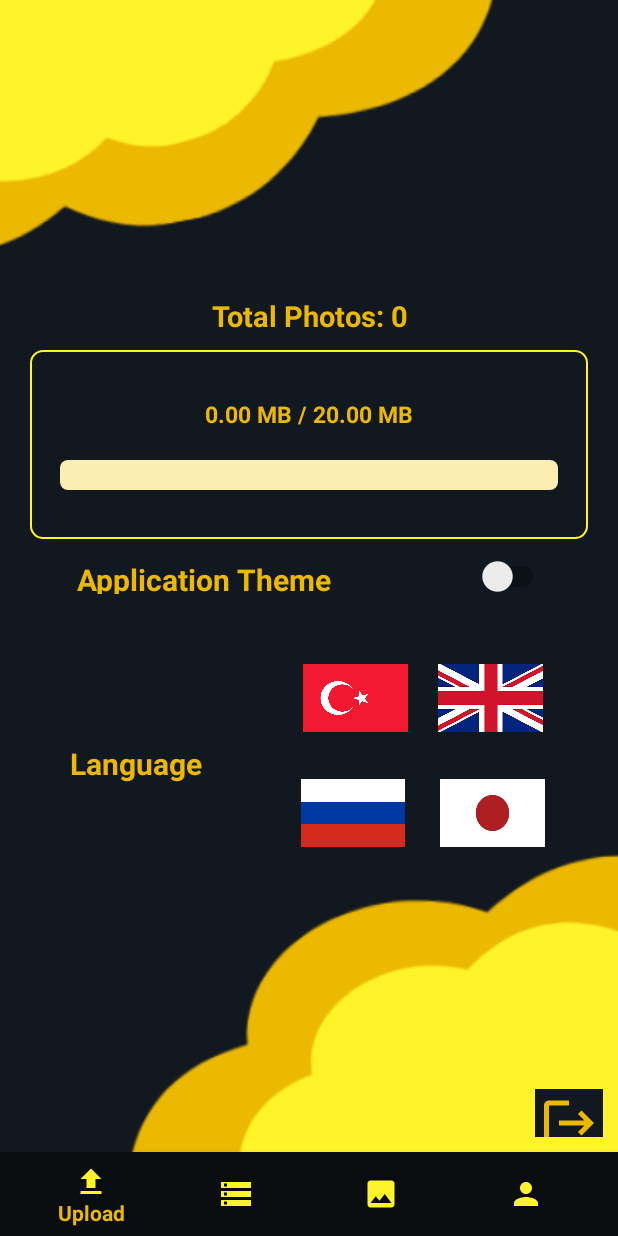
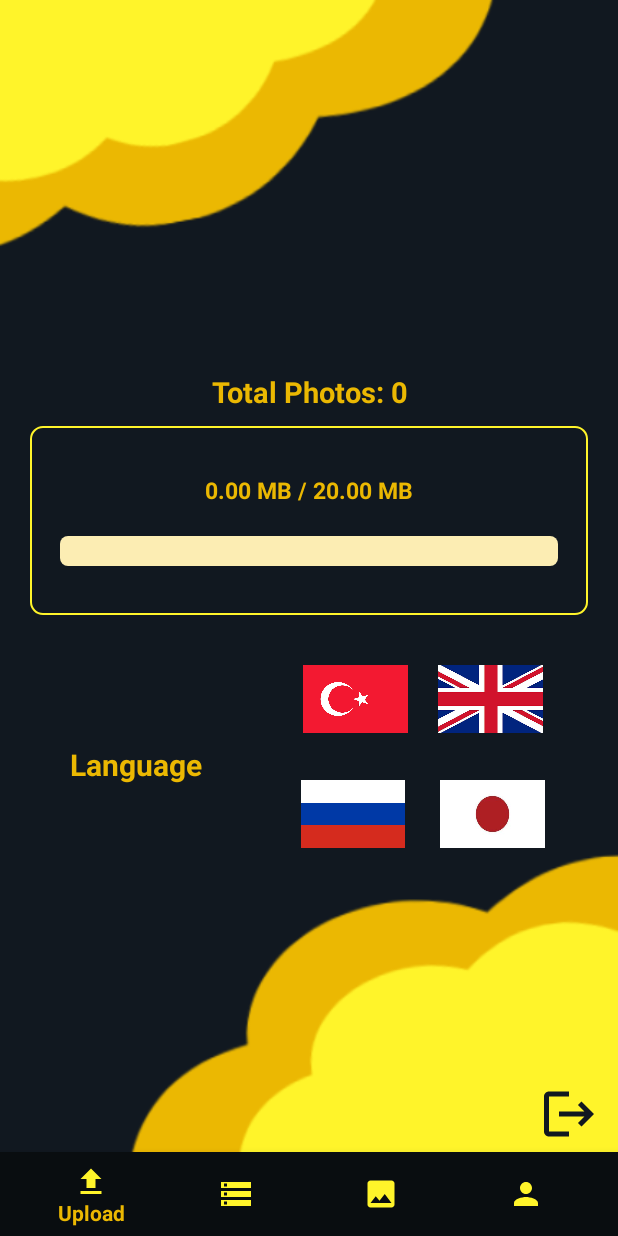
Before and after one commit to GoktugOzsoy/MasterPhotos, an Android app: the fragment SettingsFragment placed in its activity, on a phone screen of 412 x 824 dp. Run offline under Robolectric (Android 15) with nearby library versions, the phone set to English and light mode, and no system bars; our stand-ins replace Firebase (no records; nobody signed in at launch, a user with empty details on screens opened directly).

Commit message:
Version 3.15 düzenlemeler.

```diff
--- a/app/src/main/java/com/example/masterphotos/SettingsFragment.java
+++ b/app/src/main/java/com/example/masterphotos/SettingsFragment.java
@@ -41,7 +41,6 @@ public class SettingsFragment extends Fragment {
         btn_logout = view.findViewById(R.id.btn_logout);
         tv_photocount = view.findViewById(R.id.tv_photoCount);
         btn_goBack = view.findViewById(R.id.btnimage_goBack);
-        switchtheme = view.findViewById(R.id.switch_theme);
         tv_email = view.findViewById(R.id.tv_userEmail);
         btn_enlang = view.findViewById(R.id.btn_enlang);
         btn_trlang = view.findViewById(R.id.btn_trlang);
@@ -62,10 +61,6 @@ public class SettingsFragment extends Fragment {
             resetProgressBar();
         }
 
-        SharedPreferences sharedPreferences = requireContext().getSharedPreferences("MySettings", Context.MODE_PRIVATE);
-        boolean switchState = sharedPreferences.getBoolean("switch_state", false);
-        switchtheme.setChecked(switchState);
-
         if (user != null) {
             btn_logout.setVisibility(View.VISIBLE);
             btn_goBack.setVisibility(View.INVISIBLE);
@@ -77,13 +72,6 @@ public class SettingsFragment extends Fragment {
         SharedPreferences galleryPrefs = requireContext().getSharedPreferences("GalleryPrefs", Context.MODE_PRIVATE);
         int photoCount = galleryPrefs.getInt("imageCount", 0);
         tv_photocount.setText(getString(R.string.total_photos) + photoCount);
-
-        switchtheme.setOnCheckedChangeListener(new CompoundButton.OnCheckedChangeListener() {
-            @Override
-            public void onCheckedChanged(CompoundButton buttonView, boolean isChecked) {
-                saveSwitchState(isChecked);
-            }
-        });
 
         btn_goBack.setOnClickListener(new View.OnClickListener() {
             @Override
--- /dev/null
+++ b/app/src/main/res/drawable/img_close.xml
@@ -0,0 +1,5 @@
+<vector android:height="32dp" android:tint="@color/medium_yellow"
+    android:viewportHeight="24" android:viewportWidth="24"
+    android:width="32dp" xmlns:android="http://schemas.android.com/apk/res/android">
+    <path android:fillColor="@android:color/white" android:pathData="M19,6.41L17.59,5 12,10.59 6.41,5 5,6.41 10.59,12 5,17.59 6.41,19 12,13.41 17.59,19 19,17.59 13.41,12z"/>
+</vector>
--- /dev/null
+++ b/app/src/main/res/drawable/img_delete.xml
@@ -0,0 +1,5 @@
+<vector android:height="32dp" android:tint="@color/medium_yellow"
+    android:viewportHeight="24" android:viewportWidth="24"
+    android:width="32dp" xmlns:android="http://schemas.android.com/apk/res/android">
+    <path android:fillColor="@android:color/white" android:pathData="M6,19c0,1.1 0.9,2 2,2h8c1.1,0 2,-0.9 2,-2L18,7L6,7v12zM8,9h8v10L8,19L8,9zM15.5,4l-1,-1h-5l-1,1L5,4v2h14L19,4z"/>
+</vector>
--- /dev/null
+++ b/app/src/main/res/drawable/img_download.xml
@@ -0,0 +1,5 @@
+<vector android:height="32dp" android:tint="@color/medium_yellow"
+    android:viewportHeight="24" android:viewportWidth="24"
+    android:width="32dp" xmlns:android="http://schemas.android.com/apk/res/android">
+    <path android:fillColor="@android:color/white" android:pathData="M5,20h14v-2H5V20zM19,9h-4V3H9v6H5l7,7L19,9z"/>
+</vector>
--- /dev/null
+++ b/app/src/main/res/drawable/img_information.xml
@@ -0,0 +1,5 @@
+<vector android:height="32dp" android:tint="@color/medium_yellow"
+    android:viewportHeight="24" android:viewportWidth="24"
+    android:width="32dp" xmlns:android="http://schemas.android.com/apk/res/android">
+    <path android:fillColor="@android:color/white" android:pathData="M11,7h2v2h-2V7zM11,11h2v6h-2V11zM12,2C6.48,2 2,6.48 2,12s4.48,10 10,10s10,-4.48 10,-10S17.52,2 12,2zM12,20c-4.41,0 -8,-3.59 -8,-8s3.59,-8 8,-8s8,3.59 8,8S16.41,20 12,20z"/>
+</vector>
--- a/app/src/main/res/layout/fragment_full_screen_image.xml
+++ b/app/src/main/res/layout/fragment_full_screen_image.xml
@@ -24,7 +24,7 @@
         android:layout_marginEnd="16dp"
         android:layout_marginTop="16dp"
         android:background="@android:color/transparent"
-        android:src="@android:drawable/ic_menu_close_clear_cancel"
+        android:src="@drawable/img_close"
         app:tint="@color/yellow" />
 
     <ImageButton
@@ -37,7 +37,7 @@
         android:layout_marginBottom="16dp"
         app:tint="@color/yellow"
         android:background="@android:color/transparent"
-        android:src="@android:drawable/ic_menu_info_details" />
+        android:src="@drawable/img_information"/>
 
     <ImageButton
         android:id="@+id/deleteButton"
@@ -49,6 +49,6 @@
         android:layout_marginBottom="16dp"
         app:tint="@color/yellow"
         android:background="@android:color/transparent"
-        android:src="@android:drawable/ic_menu_delete" />
+        android:src="@drawable/img_delete"/>
 
 </RelativeLayout>
--- a/app/src/main/res/layout/fragment_settings.xml
+++ b/app/src/main/res/layout/fragment_settings.xml
@@ -14,6 +14,7 @@
         android:layout_width="40dp"
         android:id="@+id/btnimage_goBack"
         android:layout_height="40dp"
+        android:layout_marginTop="23dp"
         android:background="@color/medium_yellow"
         app:tint="@color/night_black"
         android:src="@drawable/img_goback" />
@@ -21,8 +22,9 @@
 
     <LinearLayout
         android:layout_width="match_parent"
-        android:layout_height="646dp"
+        android:layout_height="583dp"
         android:gravity="center"
+        android:layout_marginTop="33dp"
         android:orientation="vertical"
         android:padding="10dp">
 
@@ -31,6 +33,7 @@
             android:layout_width="match_parent"
             android:layout_height="wrap_content"
             android:padding="10dp"
+            android:textAlignment="center"
             android:textColor="@color/dark_yellow"
             android:textSize="23sp"
             android:textStyle="bold" />
@@ -80,36 +83,6 @@
 
 
         <LinearLayout
-            android:id="@+id/themeLayout"
-            android:layout_width="match_parent"
-            android:layout_height="50dp"
-            android:gravity="center"
-            android:orientation="horizontal"
-            android:padding="3dp">
-
-            <TextView
-                android:id="@+id/textView"
-                android:layout_width="200dp"
-                android:layout_height="match_parent"
-                android:layout_marginEnd="80dp"
-                android:gravity="center"
-                android:padding="10dp"
-                android:text="@string/application_theme"
-                android:textAlignment="center"
-                android:textColor="@color/dark_yellow"
-                android:textSize="20sp"
-                android:textStyle="bold" />
-
-            <androidx.appcompat.widget.SwitchCompat
-                android:id="@+id/switch_theme"
-                android:layout_width="60dp"
-                android:layout_height="match_parent"
-                android:gravity="center"
-                android:padding="10dp" />
-        </LinearLayout>
-
-
-        <LinearLayout
             android:id="@+id/languageLayout"
             android:layout_width="match_parent"
             android:layout_height="200dp"
@@ -142,8 +115,8 @@
                         android:id="@+id/btn_trlang"
                         android:layout_width="70dp"
                         android:layout_height="45dp"
+                        android:layout_marginStart="11dp"
                         android:layout_marginTop="23dp"
-                        android:layout_marginStart="11dp"
                         android:layout_marginEnd="20dp"
                         android:padding="0dp"
                         android:scaleType="fitXY"
@@ -181,8 +154,8 @@
                         android:id="@+id/btn_jalang"
                         android:layout_width="70dp"
                         android:layout_height="45dp"
+                        android:layout_marginEnd="8dp"
                         android:padding="0dp"
-                        android:layout_marginEnd="8dp"
                         android:scaleType="fitXY"
                         android:src="@drawable/img_jaflag" />
 
@@ -201,8 +174,8 @@
         android:layout_height="45dp"
         android:layout_marginTop="30dp"
         android:layout_gravity="end"
-        android:background="@color/night_black"
-        app:tint="@color/dark_yellow"
+        android:background="@color/medium_yellow"
+        app:tint="@color/night_black"
         android:src="@drawable/img_logout" />
 
 </LinearLayout>
```
Also changed, not shown: app/src/main/res/layout/fragment_storage_full_screen_image.xml (+9 -9 lines).
